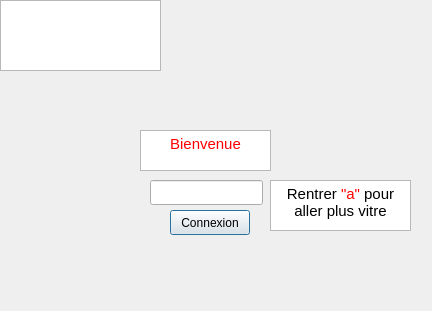
The window that Descripteurs/tessst/connexionwindow.ui (TomAuclin/PROJETC_LMLTM) describes before a commit, drawn with Qt 5.
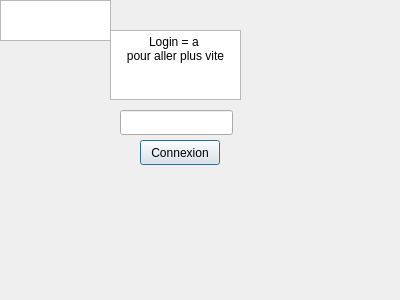
The same window after the commit.

Commit message: je commit pour changer de branche

Diff of the .ui file:
```diff
--- a/Descripteurs/tessst/connexionwindow.ui
+++ b/Descripteurs/tessst/connexionwindow.ui
@@ -6,8 +6,8 @@
    <rect>
     <x>0</x>
     <y>0</y>
-    <width>432</width>
-    <height>311</height>
+    <width>400</width>
+    <height>300</height>
    </rect>
   </property>
   <property name="windowTitle">
@@ -16,8 +16,8 @@
   <widget class="QLineEdit" name="Login">
    <property name="geometry">
     <rect>
-     <x>150</x>
-     <y>180</y>
+     <x>120</x>
+     <y>110</y>
      <width>113</width>
      <height>25</height>
     </rect>
@@ -26,8 +26,8 @@
   <widget class="QPushButton" name="connexionButton">
    <property name="geometry">
     <rect>
-     <x>170</x>
-     <y>210</y>
+     <x>140</x>
+     <y>140</y>
      <width>80</width>
      <height>25</height>
     </rect>
@@ -39,10 +39,10 @@
   <widget class="QTextEdit" name="textEdit">
    <property name="geometry">
     <rect>
-     <x>140</x>
-     <y>130</y>
+     <x>110</x>
+     <y>30</y>
      <width>131</width>
-     <height>41</height>
+     <height>70</height>
     </rect>
    </property>
    <property name="html">
@@ -53,7 +53,8 @@
 li.unchecked::marker { content: &quot;\2610&quot;; }
 li.checked::marker { content: &quot;\2612&quot;; }
 &lt;/style&gt;&lt;/head&gt;&lt;body style=&quot; font-family:'Sans Serif'; font-size:9pt; font-weight:400; font-style:normal;&quot;&gt;
-&lt;p align=&quot;center&quot; style=&quot; margin-top:0px; margin-bottom:0px; margin-left:0px; margin-right:0px; -qt-block-indent:0; text-indent:0px;&quot;&gt;&lt;span style=&quot; font-size:11pt; color:#ff0000;&quot;&gt;Bienvenue&lt;/span&gt;&lt;/p&gt;&lt;/body&gt;&lt;/html&gt;</string>
+&lt;p align=&quot;center&quot; style=&quot; margin-top:0px; margin-bottom:0px; margin-left:0px; margin-right:0px; -qt-block-indent:0; text-indent:0px;&quot;&gt;Login = a &lt;/p&gt;
+&lt;p align=&quot;center&quot; style=&quot; margin-top:0px; margin-bottom:0px; margin-left:0px; margin-right:0px; -qt-block-indent:0; text-indent:0px;&quot;&gt;pour aller plus vite&lt;/p&gt;&lt;/body&gt;&lt;/html&gt;</string>
    </property>
   </widget>
   <widget class="QGraphicsView" name="LogoUps">
@@ -61,31 +62,11 @@
     <rect>
      <x>0</x>
      <y>0</y>
-     <width>161</width>
-     <height>71</height>
+     <width>111</width>
+     <height>41</height>
     </rect>
    </property>
   </widget>
-  <widget class="QTextEdit" name="textEdit_2">
-   <property name="geometry">
-    <rect>
-     <x>270</x>
-     <y>180</y>
-     <width>141</width>
-     <height>51</height>
-    </rect>
-   </property>
-   <property name="html">
-    <string>&lt;!DOCTYPE HTML PUBLIC &quot;-//W3C//DTD HTML 4.0//EN&quot; &quot;http://www.w3.org/TR/REC-html40/strict.dtd&quot;&gt;
-&lt;html&gt;&lt;head&gt;&lt;meta name=&quot;qrichtext&quot; content=&quot;1&quot; /&gt;&lt;meta charset=&quot;utf-8&quot; /&gt;&lt;style type=&quot;text/css&quot;&gt;
-p, li { white-space: pre-wrap; }
-hr { height: 1px; border-width: 0; }
-li.unchecked::marker { content: &quot;\2610&quot;; }
-li.checked::marker { content: &quot;\2612&quot;; }
-&lt;/style&gt;&lt;/head&gt;&lt;body style=&quot; font-family:'Sans Serif'; font-size:9pt; font-weight:400; font-style:normal;&quot;&gt;
-&lt;p align=&quot;center&quot; style=&quot; margin-top:0px; margin-bottom:0px; margin-left:0px; margin-right:0px; -qt-block-indent:0; text-indent:0px;&quot;&gt;&lt;span style=&quot; font-size:11pt; color:#000000;&quot;&gt;Rentrer&lt;/span&gt;&lt;span style=&quot; font-size:11pt; color:#ff0000;&quot;&gt; &amp;quot;a&amp;quot; &lt;/span&gt;&lt;span style=&quot; font-size:11pt; color:#000000;&quot;&gt;pour aller plus vitre&lt;/span&gt;&lt;/p&gt;&lt;/body&gt;&lt;/html&gt;</string>
-   </property>
-  </widget>
  </widget>
  <resources/>
  <connections/>
```
The commit also changes 233 other files.
